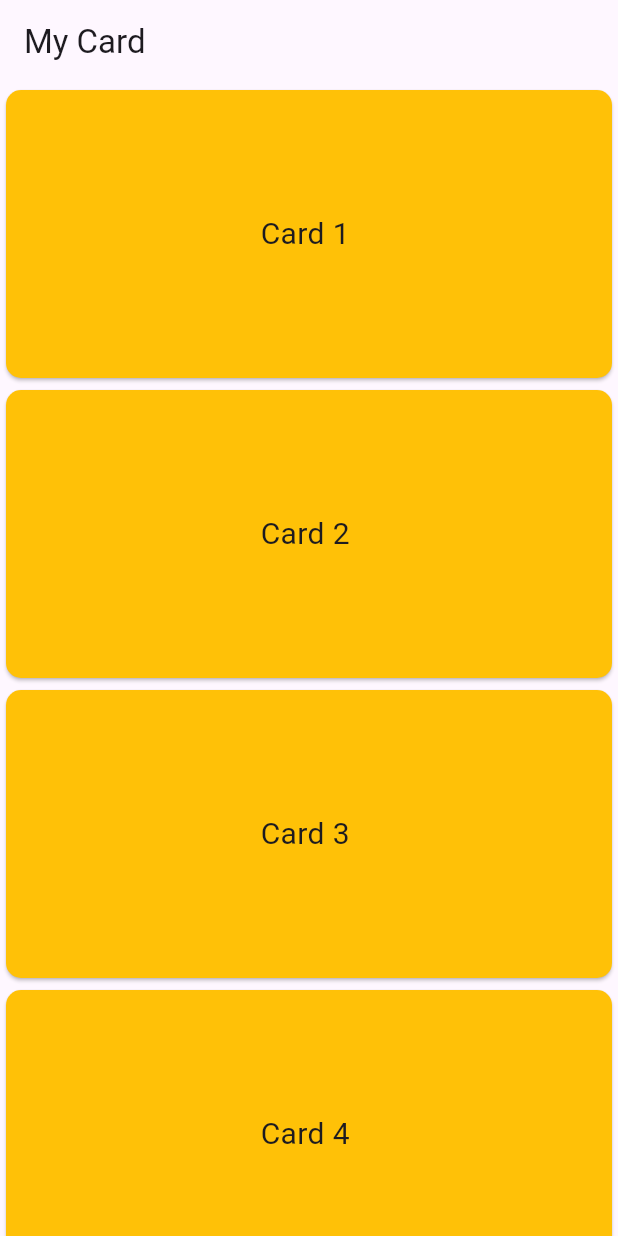
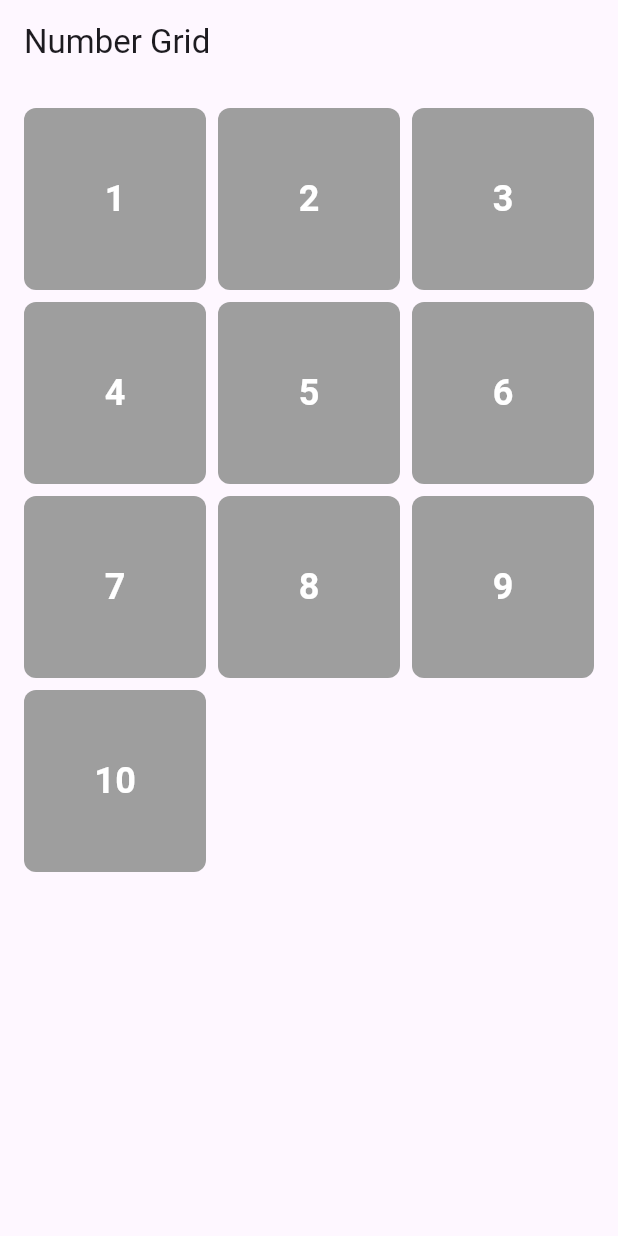
Before and after one commit to Rohankc073/FlutterClasswork, a Flutter app: the screen it shows after launch, on a phone screen of 412 x 824 dp. Run offline on Flutter 3.47's test engine with Material 3 defaults, Android fonts, the phone set to English and light mode, and no system bars.

Commit message:
Grif View

```diff
--- a/lib/app.dart
+++ b/lib/app.dart
@@ -1,6 +1,7 @@
 import 'package:flutter/material.dart';
 import 'package:project_flutter/view/card_view.dart';
 import 'package:project_flutter/view/dynamic_card_view.dart';
+import 'package:project_flutter/view/grid_cal_view.dart';
 // import 'package:project_flutter/view/grid_view.dart';
 
 class MyApp extends StatelessWidget {
@@ -11,7 +12,7 @@ class MyApp extends StatelessWidget {
     return const MaterialApp(
       debugShowCheckedModeBanner: false, // Hides the debug banner
 
-      home: DynamicCardView(), // Sets SimpleGridView as the default screen
+      home: NumberGridView(), // Sets SimpleGridView as the default screen
     );
   }
 }
--- /dev/null
+++ b/lib/view/grid_cal_view.dart
@@ -0,0 +1,45 @@
+import 'package:flutter/material.dart';
+
+class NumberGridView extends StatelessWidget {
+  const NumberGridView({super.key});
+
+  @override
+  Widget build(BuildContext context) {
+    return Scaffold(
+      appBar: AppBar(
+        title: const Text('Number Grid'),
+      ),
+      body: SafeArea(
+        child: Padding(
+          padding: const EdgeInsets.all(16.0),
+          child: GridView.builder(
+            gridDelegate: const SliverGridDelegateWithFixedCrossAxisCount(
+              crossAxisCount: 3,
+              crossAxisSpacing: 8.0,
+              mainAxisSpacing: 8.0,
+            ),
+            itemCount: 10,
+            itemBuilder: (context, index) {
+              final number = index + 1;
+              return Container(
+                decoration: BoxDecoration(
+                  color: Colors.grey,
+                  borderRadius: BorderRadius.circular(8.0),
+                ),
+                alignment: Alignment.center,
+                child: Text(
+                  '$number',
+                  style: const TextStyle(
+                    fontSize: 24,
+                    fontWeight: FontWeight.bold,
+                    color: Colors.white,
+                  ),
+                ),
+              );
+            },
+          ),
+        ),
+      ),
+    );
+  }
+}
```
Also changed, not shown: 10 other files.
